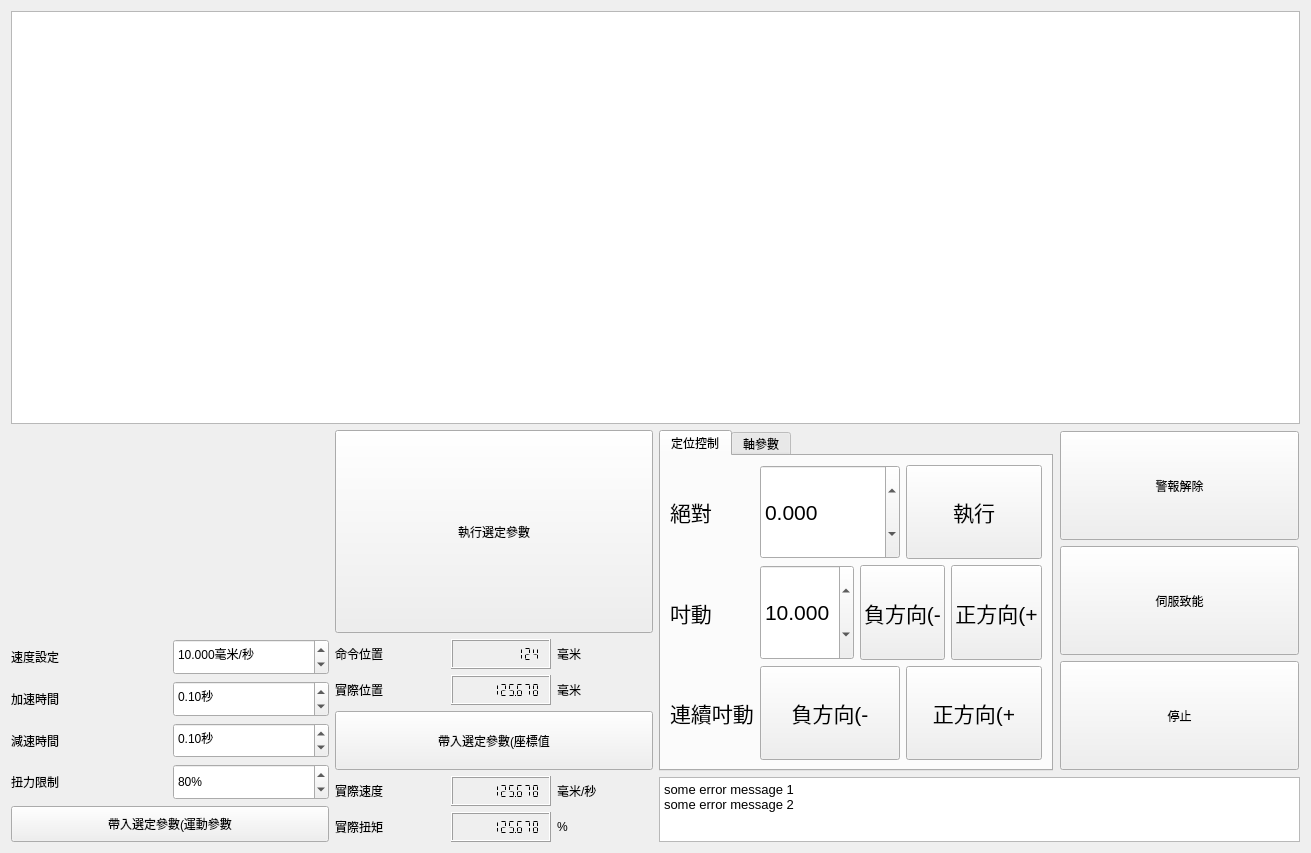
First picture: the form in bank-view/fronts/frontaxisparameter.ui, repository smandyscom/front-base-widget, before the edit.
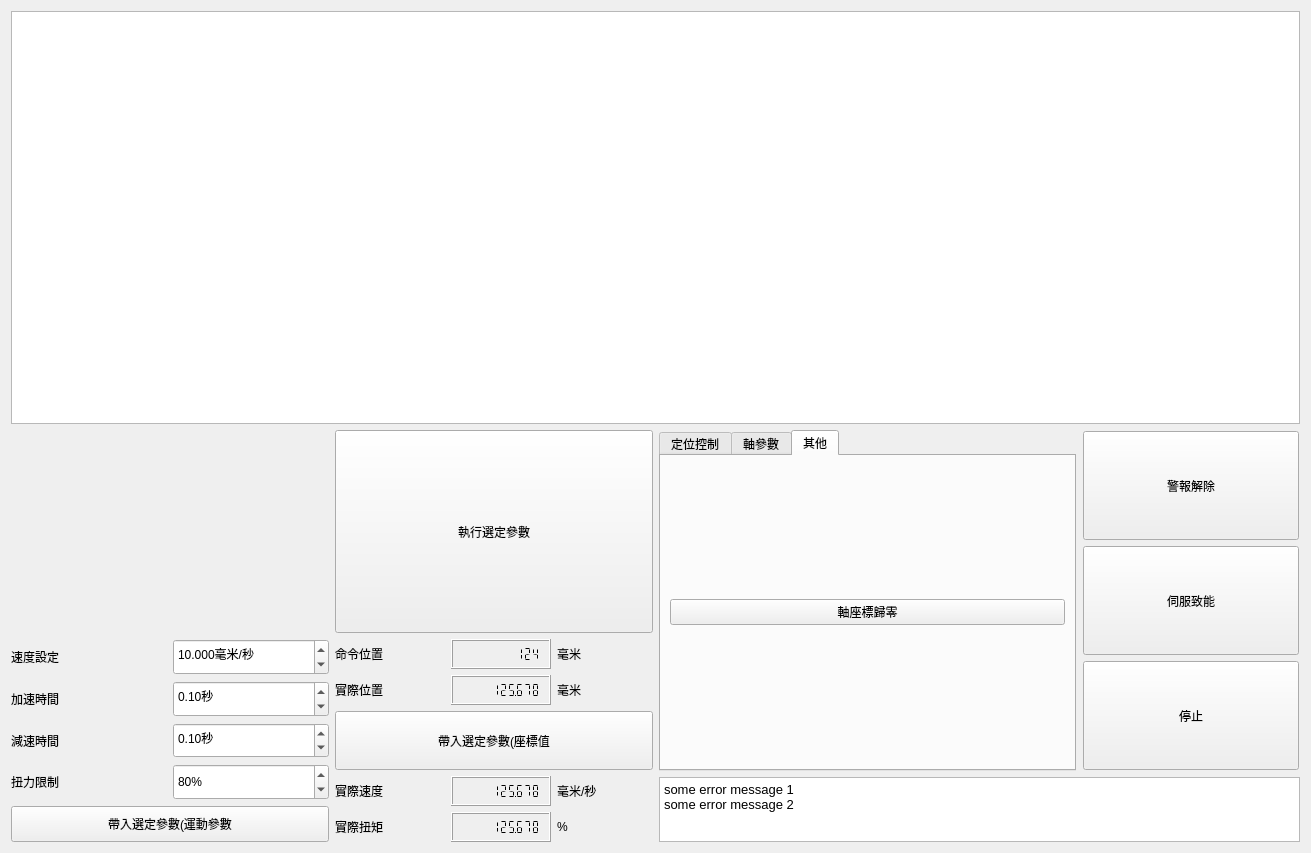
Second picture: the form after the edit. Custom widgets are drawn as their Qt base class.

Commit message: added set zero

The edit to the form file:
```diff
--- a/bank-view/fronts/frontaxisparameter.ui
+++ b/bank-view/fronts/frontaxisparameter.ui
@@ -606,7 +606,7 @@
             </sizepolicy>
            </property>
            <property name="currentIndex">
-            <number>0</number>
+            <number>2</number>
            </property>
            <widget class="QWidget" name="tabPositioning">
             <property name="sizePolicy">
@@ -816,6 +816,9 @@
                  <property name="decimals">
                   <number>3</number>
                  </property>
+                 <property name="maximum">
+                  <double>1000.000000000000000</double>
+                 </property>
                  <property name="value">
                   <double>10.000000000000000</double>
                  </property>
@@ -867,6 +870,20 @@
              </item>
             </layout>
            </widget>
+           <widget class="QWidget" name="tabMisc">
+            <attribute name="title">
+             <string>其他</string>
+            </attribute>
+            <layout class="QGridLayout" name="gridLayout_13">
+             <item row="0" column="0">
+              <widget class="QPushButton" name="pushButtonDirectZero">
+               <property name="text">
+                <string>軸座標歸零</string>
+               </property>
+              </widget>
+             </item>
+            </layout>
+           </widget>
           </widget>
          </item>
          <item row="0" column="1">
```
Left out of the diff: 2 changed lines with no effect on the pictures. The commit also changes 2 other files.
